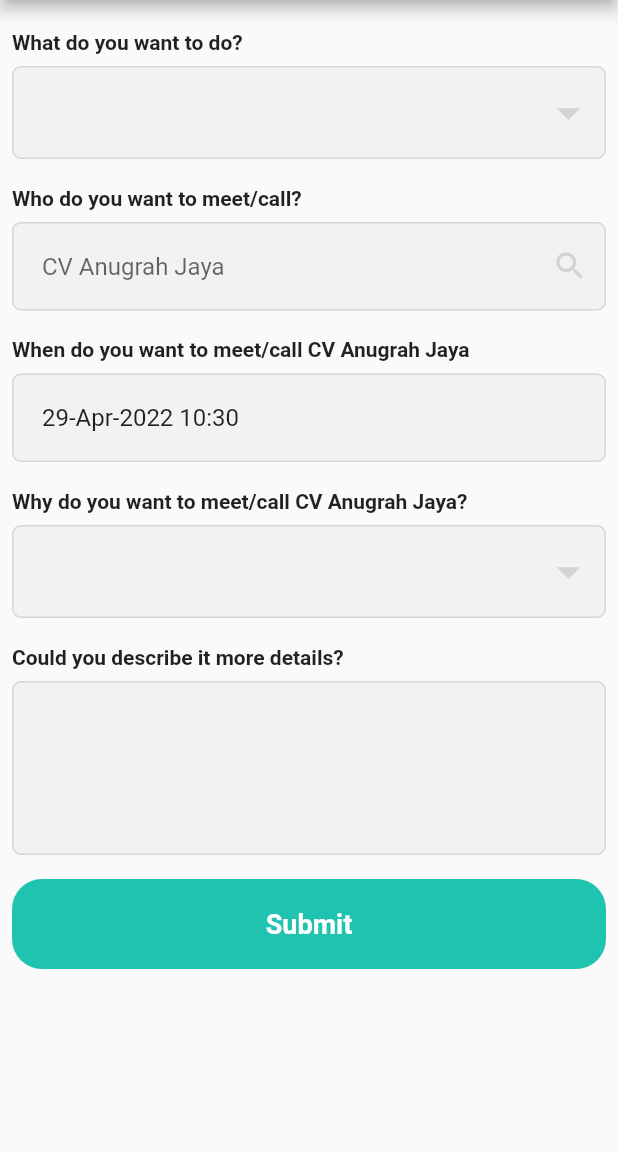
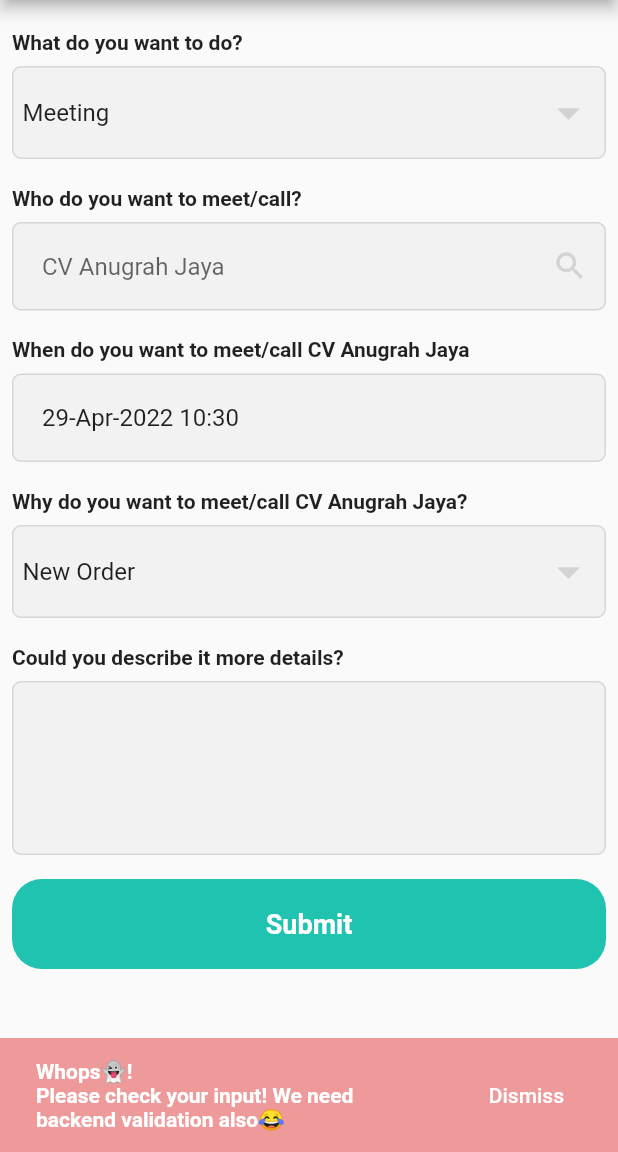
Before and after one commit to nicoaudy/impack, a Flutter app: the NewActivityPage screen opened directly, after a tap on "Submit", on a phone screen of 412 x 824 dp, the part 84-1236 px from its top. Run offline on Flutter 3.47's test engine with Material 2 defaults, Android fonts, the light colour scheme and no system bars; drawn by our look-alikes of date_time_picker; our stand-ins replace dio.

Commit message:
split to mote small components and make client side validation simple

```diff
--- a/lib/pages/activities/new_activity_page.dart
+++ b/lib/pages/activities/new_activity_page.dart
@@ -1,8 +1,11 @@
 import 'package:flutter/material.dart';
 import 'package:impack/constants.dart';
-import 'package:date_time_picker/date_time_picker.dart';
+import 'package:impack/widgets/label.dart';
 import 'package:impack/widgets/button.dart';
-import 'package:impack/widgets/label.dart';
+import 'package:impack/widgets/dropdown.dart';
+import 'package:impack/widgets/text_area.dart';
+import 'package:impack/widgets/text_input.dart';
+import 'package:impack/widgets/datetime_picker.dart';
 
 class NewActivityPage extends StatefulWidget {
   const NewActivityPage({Key? key}) : super(key: key);
@@ -14,32 +17,53 @@ class NewActivityPage extends StatefulWidget {
 class _NewActivityPageState extends State<NewActivityPage> {
   final todos = ['Meeting', 'Phone Call'];
   final objectives = ['New Order', 'Invoice', 'New Leads'];
-  String? activityType;
+
+  bool loading = false;
+  String activityType = 'Meeting';
   String? intitution;
-  String? objective;
-  String? when;
+  String objective = 'New Order';
+  String when = DateTime.now().toString();
   String? remarks;
 
-  DropdownMenuItem<String> todoItem(String todo) {
-    return DropdownMenuItem(
-      value: todo,
-      child: Text(todo),
-    );
-  }
-
-  DropdownMenuItem<String> objectiveItem(String objective) {
-    return DropdownMenuItem(
-      value: objective,
-      child: Text(objective),
+  void _showToast(BuildContext context, String message) {
+    final scaffold = ScaffoldMessenger.of(context);
+    scaffold.showSnackBar(
+      SnackBar(
+        backgroundColor: Colors.red[200],
+        content: Text(
+          message,
+          style:
+              const TextStyle(color: Colors.white, fontWeight: FontWeight.bold),
+        ),
+        action: SnackBarAction(
+          label: 'Dismiss',
+          textColor: Colors.white,
+          onPressed: scaffold.hideCurrentSnackBar,
+        ),
+      ),
     );
   }
 
   submit() {
-    print(activityType);
-    print(intitution);
-    print(objective);
-    print(when);
-    print(remarks);
+    setState(() {
+      loading = true;
+    });
+
+    if (activityType.isEmpty ||
+        intitution == null ||
+        objective.isEmpty ||
+        when.isEmpty ||
+        remarks == null) {
+      // Simple toast validation
+      // only client side validation for now
+      _showToast(
+        context,
+        "Whops👻! \nPlease check your input! We need backend validation also😂",
+      );
+      setState(() {
+        loading = false;
+      });
+    }
   }
 
   @override
@@ -65,156 +89,58 @@ class _NewActivityPageState extends State<NewActivityPage> {
         children: [
           const SizedBox(height: 20),
           const Label(title: "What do you want to do?"),
-          Padding(
-            padding: const EdgeInsets.all(8),
-            child: Container(
-              decoration: BoxDecoration(
-                border: Border.all(color: Constants.outlineColor),
-                borderRadius: BorderRadius.circular(6),
-                color: Constants.focusColor,
-              ),
-              child: DropdownButtonHideUnderline(
-                child: Padding(
-                  padding: const EdgeInsets.all(6),
-                  child: DropdownButton(
-                    value: activityType,
-                    items: todos.map(todoItem).toList(),
-                    onChanged: (val) {
+          Dropdown(
+            selected: activityType.toString(),
+            lists: todos.map((item) {
+              return DropdownMenuItem(value: item, child: Text(item));
+            }).toList(),
+            onChange: (val) {
               setState(() {
                 activityType = val.toString();
               });
             },
-                    iconSize: 36,
-                    icon: Icon(
-                      Icons.arrow_drop_down,
-                      color: Constants.placeholderColor,
-                    ),
-                    isExpanded: true,
-                  ),
-                ),
-              ),
-            ),
           ),
           const SizedBox(height: 10),
           const Label(title: "Who do you want to meet/call?"),
-          Padding(
-            padding: const EdgeInsets.all(8.0),
-            child: TextFormField(
-              onChanged: (val) => setState(() {
+          TextInput(
+            onChanged: (val) {
+              setState(() {
                 intitution = val;
-              }),
-              decoration: InputDecoration(
-                contentPadding: const EdgeInsets.all(20),
-                enabledBorder: OutlineInputBorder(
-                  borderSide: BorderSide(color: Constants.outlineColor),
-                  borderRadius: BorderRadius.circular(6),
-                ),
-                focusedBorder: OutlineInputBorder(
-                  borderSide: BorderSide(color: Constants.outlineColor),
-                ),
+              });
+            },
             hintText: "CV Anugrah Jaya",
-                suffixIcon: Icon(
-                  Icons.search,
-                  color: Constants.placeholderColor,
-                ),
-                filled: true,
-                fillColor: Constants.focusColor,
-              ),
-            ),
           ),
           const SizedBox(height: 10),
           const Label(title: "When do you want to meet/call CV Anugrah Jaya"),
-          Padding(
-            padding: const EdgeInsets.all(8.0),
-            child: DateTimePicker(
-              decoration: InputDecoration(
-                contentPadding: const EdgeInsets.all(20),
-                enabledBorder: OutlineInputBorder(
-                  borderSide: BorderSide(color: Constants.outlineColor),
-                  borderRadius: BorderRadius.circular(6),
-                ),
-                focusedBorder: OutlineInputBorder(
-                  borderSide: BorderSide(color: Constants.outlineColor),
-                ),
-                filled: true,
-                fillColor: Constants.focusColor,
-              ),
-              type: DateTimePickerType.dateTime,
-              dateMask: 'dd-MMM-yyyy HH:mm',
-              initialValue: DateTime.now().toString(),
-              firstDate: DateTime(DateTime.now().year),
-              lastDate: DateTime(DateTime.now().year + 5),
-              onChanged: (val) {
-                setState(() {
-                  when = val;
-                });
-              },
+          DatetimePicker(
+            initialValue: when,
             onSaved: (val) {
               setState(() {
                 when = val;
               });
             },
           ),
-          ),
           const SizedBox(height: 10),
           const Label(title: "Why do you want to meet/call CV Anugrah Jaya?"),
-          Padding(
-            padding: const EdgeInsets.all(8),
-            child: Container(
-              decoration: BoxDecoration(
-                border: Border.all(color: Constants.outlineColor),
-                borderRadius: BorderRadius.circular(6),
-                color: Constants.focusColor,
-              ),
-              child: DropdownButtonHideUnderline(
-                child: Padding(
-                  padding: const EdgeInsets.all(6),
-                  child: DropdownButton(
-                    value: objective,
-                    items: objectives.map(objectiveItem).toList(),
-                    onChanged: (val) {
+          Dropdown(
+            selected: objective.toString(),
+            lists: objectives.map((item) {
+              return DropdownMenuItem(value: item, child: Text(item));
+            }).toList(),
+            onChange: (val) {
               setState(() {
                 objective = val.toString();
               });
             },
-                    iconSize: 36,
-                    icon: Icon(
-                      Icons.arrow_drop_down,
-                      color: Constants.placeholderColor,
-                    ),
-                    isExpanded: true,
-                  ),
-                ),
-              ),
-            ),
           ),
           const SizedBox(height: 10),
           const Label(title: "Could you describe it more details?"),
-          Padding(
-            padding: const EdgeInsets.all(8.0),
-            child: TextFormField(
-              maxLines: 4,
-              onChanged: (val) => setState(() {
+          TextArea(onChanged: (val) {
+            setState(() {
               remarks = val;
+            });
           }),
-              decoration: InputDecoration(
-                contentPadding: const EdgeInsets.all(20),
-                enabledBorder: OutlineInputBorder(
-                  borderSide: BorderSide(color: Constants.outlineColor),
-                  borderRadius: BorderRadius.circular(6),
-                ),
-                focusedBorder: OutlineInputBorder(
-                  borderSide: BorderSide(color: Constants.outlineColor),
-                ),
-                filled: true,
-                fillColor: Constants.focusColor,
-              ),
-            ),
-          ),
-          Button(
-            onTap: () => submit(),
-            title: "Submit",
-          ),
+          Button(onTap: () => submit(), title: "Submit", loading: loading),
         ],
       ),
     );
--- a/lib/widgets/button.dart
+++ b/lib/widgets/button.dart
@@ -4,16 +4,20 @@ import 'package:impack/constants.dart';
 class Button extends StatelessWidget {
   final VoidCallback onTap;
   final String title;
+  final bool loading;
   const Button({
     Key? key,
     required this.onTap,
     required this.title,
+    required this.loading,
   }) : super(key: key);
 
   @override
   Widget build(BuildContext context) {
     return Padding(
       padding: const EdgeInsets.all(8.0),
+      child: GestureDetector(
+        onTap: onTap,
         child: Container(
           width: double.infinity,
           height: 60,
@@ -21,10 +25,20 @@ class Button extends StatelessWidget {
             color: Constants.buttonColor,
             borderRadius: BorderRadius.circular(20),
           ),
-        child: GestureDetector(
-          onTap: onTap,
-          child: Center(
-            child: Text(
+          child: Row(
+            crossAxisAlignment: CrossAxisAlignment.center,
+            mainAxisAlignment: MainAxisAlignment.center,
+            children: [
+              loading
+                  ? const SizedBox(
+                      child: CircularProgressIndicator(
+                        strokeWidth: 2,
+                        color: Colors.white,
+                      ),
+                      height: 20.0,
+                      width: 20.0,
+                    )
+                  : Text(
                       title,
                       style: const TextStyle(
                         fontSize: 18,
@@ -32,6 +46,7 @@ class Button extends StatelessWidget {
                         fontWeight: FontWeight.bold,
                       ),
                     ),
+            ],
           ),
         ),
       ),
--- /dev/null
+++ b/lib/widgets/datetime_picker.dart
@@ -0,0 +1,40 @@
+import 'package:date_time_picker/date_time_picker.dart';
+import 'package:flutter/material.dart';
+import 'package:impack/constants.dart';
+
+class DatetimePicker extends StatelessWidget {
+  final String initialValue;
+  final Function onSaved;
+  const DatetimePicker({
+    Key? key,
+    required this.initialValue,
+    required this.onSaved,
+  }) : super(key: key);
+
+  @override
+  Widget build(BuildContext context) {
+    return Padding(
+      padding: const EdgeInsets.all(8.0),
+      child: DateTimePicker(
+        decoration: InputDecoration(
+          contentPadding: const EdgeInsets.all(20),
+          enabledBorder: OutlineInputBorder(
+            borderSide: BorderSide(color: Constants.outlineColor),
+            borderRadius: BorderRadius.circular(6),
+          ),
+          focusedBorder: OutlineInputBorder(
+            borderSide: BorderSide(color: Constants.outlineColor),
+          ),
+          filled: true,
+          fillColor: Constants.focusColor,
+        ),
+        type: DateTimePickerType.dateTime,
+        dateMask: 'dd-MMM-yyyy HH:mm',
+        initialValue: initialValue,
+        firstDate: DateTime(DateTime.now().year),
+        lastDate: DateTime(DateTime.now().year + 5),
+        onSaved: (val) => onSaved(val),
+      ),
+    );
+  }
+}
--- a/lib/widgets/dropdown.dart
+++ b/lib/widgets/dropdown.dart
@@ -3,7 +3,7 @@ import 'package:impack/constants.dart';
 
 class Dropdown extends StatelessWidget {
   final String selected;
-  final lists;
+  final List<DropdownMenuItem<String>> lists;
   final Function onChange;
 
   const Dropdown({
@@ -12,13 +12,6 @@ class Dropdown extends StatelessWidget {
     required this.lists,
     required this.onChange,
   }) : super(key: key);
-
-  DropdownMenuItem<String> listItem(String item) {
-    return DropdownMenuItem(
-      value: item,
-      child: Text(item),
-    );
-  }
 
   @override
   Widget build(BuildContext context) {
@@ -35,7 +28,7 @@ class Dropdown extends StatelessWidget {
             padding: const EdgeInsets.all(6),
             child: DropdownButton(
               value: selected,
-              items: lists.map(listItem).toList(),
+              items: lists,
               onChanged: (val) => onChange(val),
               iconSize: 36,
               icon: Icon(
--- /dev/null
+++ b/lib/widgets/text_area.dart
@@ -0,0 +1,33 @@
+import 'package:flutter/material.dart';
+import 'package:impack/constants.dart';
+
+class TextArea extends StatelessWidget {
+  final Function onChanged;
+  const TextArea({
+    Key? key,
+    required this.onChanged,
+  }) : super(key: key);
+
+  @override
+  Widget build(BuildContext context) {
+    return Padding(
+      padding: const EdgeInsets.all(8.0),
+      child: TextFormField(
+        maxLines: 4,
+        onChanged: (val) => onChanged(val),
+        decoration: InputDecoration(
+          contentPadding: const EdgeInsets.all(20),
+          enabledBorder: OutlineInputBorder(
+            borderSide: BorderSide(color: Constants.outlineColor),
+            borderRadius: BorderRadius.circular(6),
+          ),
+          focusedBorder: OutlineInputBorder(
+            borderSide: BorderSide(color: Constants.outlineColor),
+          ),
+          filled: true,
+          fillColor: Constants.focusColor,
+        ),
+      ),
+    );
+  }
+}
--- /dev/null
+++ b/lib/widgets/text_input.dart
@@ -0,0 +1,39 @@
+import 'package:flutter/material.dart';
+import 'package:impack/constants.dart';
+
+class TextInput extends StatelessWidget {
+  final Function onChanged;
+  final String hintText;
+  const TextInput({
+    Key? key,
+    required this.onChanged,
+    required this.hintText,
+  }) : super(key: key);
+
+  @override
+  Widget build(BuildContext context) {
+    return Padding(
+      padding: const EdgeInsets.all(8.0),
+      child: TextFormField(
+        onChanged: (val) => onChanged(val),
+        decoration: InputDecoration(
+          contentPadding: const EdgeInsets.all(20),
+          enabledBorder: OutlineInputBorder(
+            borderSide: BorderSide(color: Constants.outlineColor),
+            borderRadius: BorderRadius.circular(6),
+          ),
+          focusedBorder: OutlineInputBorder(
+            borderSide: BorderSide(color: Constants.outlineColor),
+          ),
+          hintText: hintText,
+          suffixIcon: Icon(
+            Icons.search,
+            color: Constants.placeholderColor,
+          ),
+          filled: true,
+          fillColor: Constants.focusColor,
+        ),
+      ),
+    );
+  }
+}
```
Lines whose indentation alone changed are shown as unchanged.
